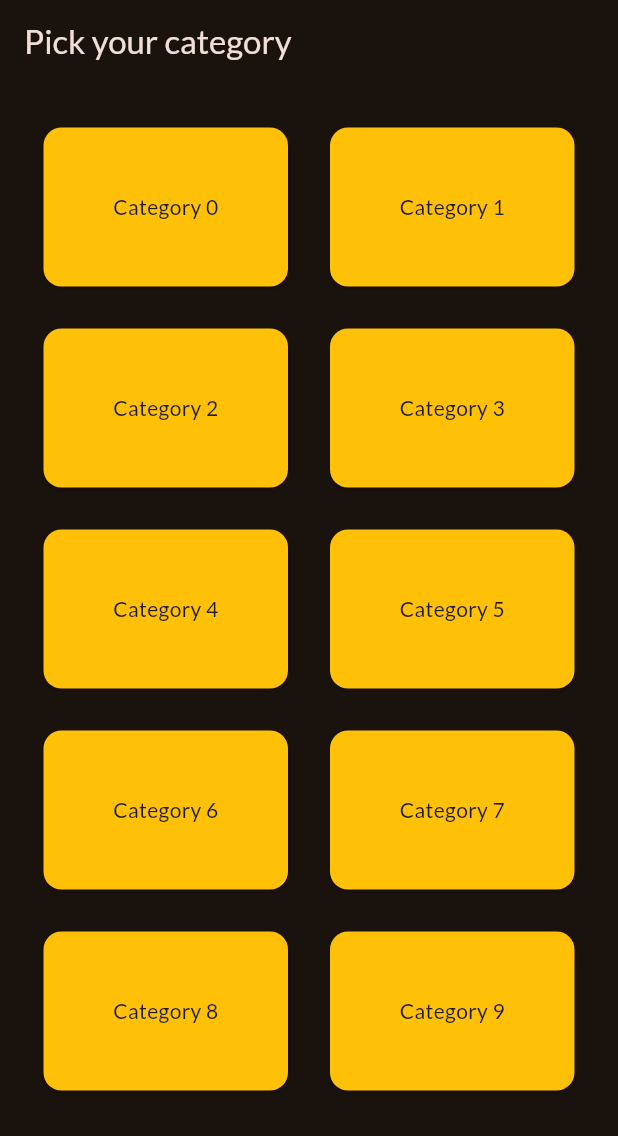
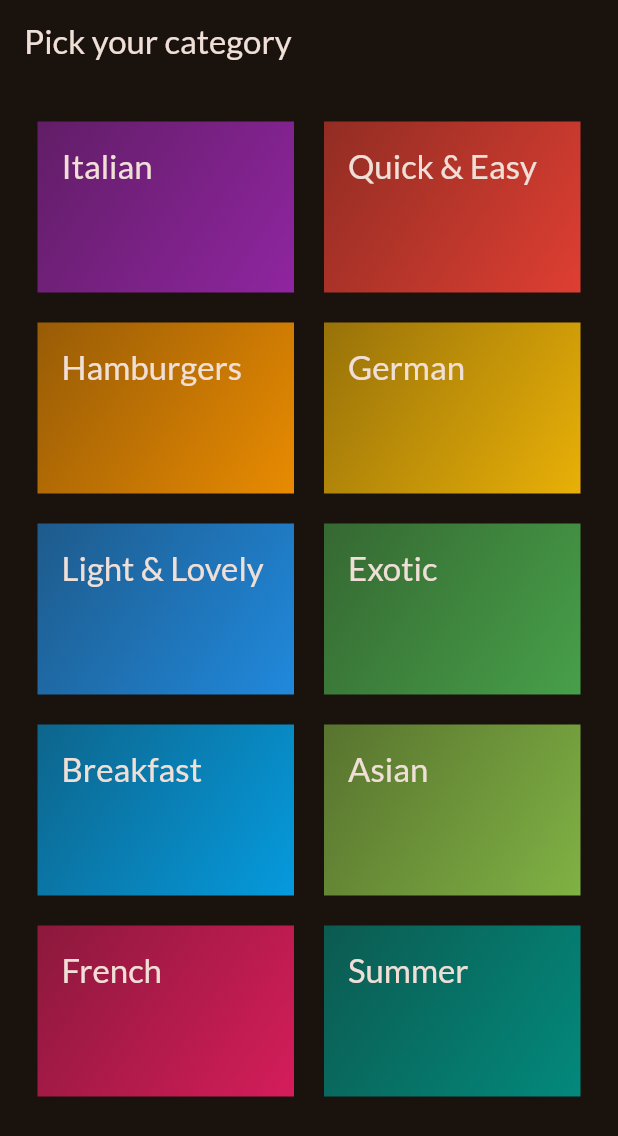
Before and after one commit to sanketsharma007/meals, a Flutter app: the screen it shows after launch, on a phone screen of 412 x 824 dp. Shown: the top 1136 px of the screen. Run offline on Flutter 3.47's test engine with Material 3 defaults, Android fonts, the phone set to English and light mode, and no system bars; our stand-ins replace google_fonts.

Commit message:
Displaying Categories on Screen

```diff
--- /dev/null
+++ b/lib/data/dummy_data.dart
@@ -0,0 +1,56 @@
+import 'package:flutter/material.dart';
+
+import 'package:meals/models/category.dart';
+
+const availableCategories = [
+  Category(
+    id: 'c1',
+    title: 'Italian',
+    color: Colors.purple,
+  ),
+  Category(
+    id: 'c2',
+    title: 'Quick & Easy',
+    color: Colors.red,
+  ),
+  Category(
+    id: 'c3',
+    title: 'Hamburgers',
+    color: Colors.orange,
+  ),
+  Category(
+    id: 'c4',
+    title: 'German',
+    color: Colors.amber,
+  ),
+  Category(
+    id: 'c5',
+    title: 'Light & Lovely',
+    color: Colors.blue,
+  ),
+  Category(
+    id: 'c6',
+    title: 'Exotic',
+    color: Colors.green,
+  ),
+  Category(
+    id: 'c7',
+    title: 'Breakfast',
+    color: Colors.lightBlue,
+  ),
+  Category(
+    id: 'c8',
+    title: 'Asian',
+    color: Colors.lightGreen,
+  ),
+  Category(
+    id: 'c9',
+    title: 'French',
+    color: Colors.pink,
+  ),
+  Category(
+    id: 'c10',
+    title: 'Summer',
+    color: Colors.teal,
+  ),
+];
--- a/lib/main.dart
+++ b/lib/main.dart
@@ -1,7 +1,7 @@
 import 'package:flutter/material.dart';
 
 import 'package:google_fonts/google_fonts.dart';
-import 'package:meals/categories.dart';
+import 'package:meals/screens/categories.dart';
 
 final theme = ThemeData(
   useMaterial3: true,
--- /dev/null
+++ b/lib/models/category.dart
@@ -0,0 +1,9 @@
+import 'package:flutter/material.dart';
+
+class Category{
+  const Category({required this.id, required this.title, this.color = Colors.orange});
+
+  final String id;
+  final String title;
+  final Color color;
+}
--- /dev/null
+++ b/lib/screens/categories.dart
@@ -0,0 +1,34 @@
+import 'package:flutter/material.dart';
+import 'package:meals/data/dummy_data.dart';
+import 'package:meals/widgets/category_grid_item.dart';
+
+class CategoriesScreen extends StatelessWidget{
+
+  const CategoriesScreen({super.key});
+
+  @override
+  Widget build(BuildContext context) {
+
+    return Scaffold(
+      appBar: AppBar(
+        title: const Text('Pick your category'),
+      ),
+      //HELPS TO RENDER GRID OF ITEMS
+      body: GridView(
+        padding: const EdgeInsets.all(25),
+        gridDelegate: const SliverGridDelegateWithFixedCrossAxisCount(
+          crossAxisCount: 2,
+          childAspectRatio: 3 / 2,
+          crossAxisSpacing: 20,
+          mainAxisSpacing: 20,
+        ),
+        children:[
+          for (final category in availableCategories)
+            CategoryGridItem(
+              category: category,
+            ),
+
+        ]),
+    );
+  }
+}
--- /dev/null
+++ b/lib/widgets/category_grid_item.dart
@@ -0,0 +1,36 @@
+import 'package:flutter/material.dart';
+import 'package:flutter/widgets.dart';
+import 'package:meals/models/category.dart';
+
+class CategoryGridItem extends StatelessWidget {
+
+  final Category category;
+  const CategoryGridItem({
+    super.key,
+    required this.category,
+  });
+
+  @override
+  Widget build(BuildContext context) {
+
+    return Container(
+      padding: const EdgeInsets.all(16),
+      decoration: BoxDecoration(
+        gradient: LinearGradient(
+          colors: [
+          category.color.withOpacity(0.55),
+          category.color.withOpacity(0.9),
+        ],
+          begin: Alignment.topLeft,
+          end: Alignment.bottomRight,
+        ),
+      ),
+      child: Text(
+        category.title,
+        style: Theme.of(context).textTheme.titleLarge!.copyWith(
+          color: Theme.of(context).colorScheme.onBackground,
+        )),
+    );
+
+  }
+}
```
Also changed, not shown: 1 other file.
